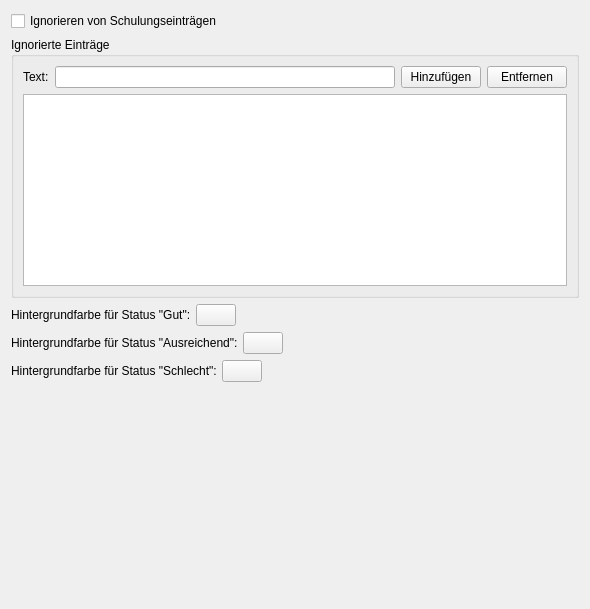
Before: the Qt Designer form ui/qmqualiresultsettingswidget.ui in Christian-Kr/QualificationMatrix, drawn with Qt 5.
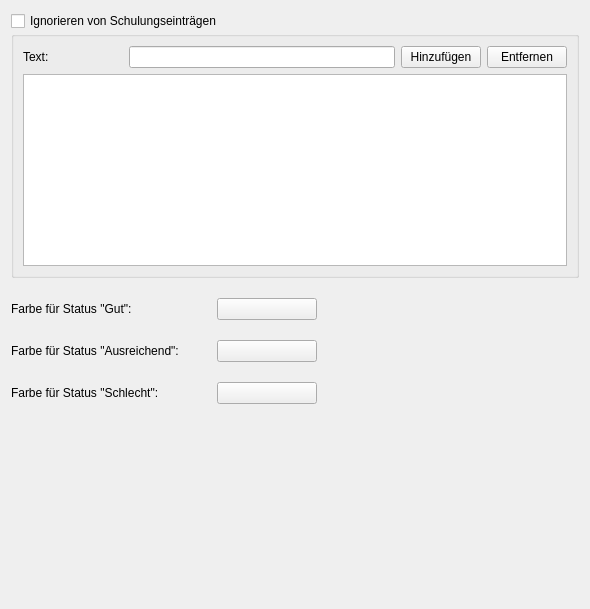
After: the same form once the commit is applied.

Commit message: Update settings widget formats

The edit to the form file:
```diff
--- a/ui/qmqualiresultsettingswidget.ui
+++ b/ui/qmqualiresultsettingswidget.ui
@@ -14,17 +14,38 @@
    <string>Form</string>
   </property>
   <layout class="QGridLayout" name="gridLayout">
-   <item row="0" column="0">
+   <property name="verticalSpacing">
+    <number>20</number>
+   </property>
+   <item row="6" column="0">
+    <widget class="QLabel" name="label_10">
+     <property name="minimumSize">
+      <size>
+       <width>200</width>
+       <height>0</height>
+      </size>
+     </property>
+     <property name="text">
+      <string>Farbe für Status &quot;Schlecht&quot;:</string>
+     </property>
+    </widget>
+   </item>
+   <item row="0" column="0" colspan="3">
+    <layout class="QVBoxLayout" name="verticalLayout">
+     <property name="spacing">
+      <number>0</number>
+     </property>
+     <item>
     <widget class="QCheckBox" name="cbQualiResIgnore">
      <property name="text">
       <string>Ignorieren von Schulungseinträgen</string>
      </property>
     </widget>
    </item>
-   <item row="1" column="0">
+     <item>
     <widget class="QGroupBox" name="qualiResIgnore">
      <property name="title">
-      <string>Ignorierte Einträge</string>
+        <string/>
      </property>
      <property name="checkable">
       <bool>false</bool>
@@ -36,6 +57,12 @@
          <layout class="QHBoxLayout" name="horizontalLayout_2">
           <item>
            <widget class="QLabel" name="label">
+              <property name="minimumSize">
+               <size>
+                <width>100</width>
+                <height>0</height>
+               </size>
+              </property>
             <property name="text">
              <string>Text:</string>
             </property>
@@ -68,63 +95,91 @@
      </layout>
     </widget>
    </item>
-   <item row="2" column="0">
-    <layout class="QHBoxLayout" name="horizontalLayout_11" stretch="0,0,0">
-     <property name="spacing">
-      <number>5</number>
-     </property>
-     <item>
-      <widget class="QLabel" name="label_9">
-       <property name="text">
-        <string>Hintergrundfarbe für Status &quot;Gut&quot;:</string>
-       </property>
-      </widget>
-     </item>
-     <item>
-      <widget class="QPushButton" name="pbOkColor">
-       <property name="minimumSize">
-        <size>
-         <width>0</width>
-         <height>0</height>
-        </size>
-       </property>
-       <property name="text">
-        <string/>
-       </property>
-      </widget>
-     </item>
-     <item>
+    </layout>
+   </item>
+   <item row="1" column="2">
       <spacer name="horizontalSpacer">
        <property name="orientation">
         <enum>Qt::Horizontal</enum>
        </property>
        <property name="sizeHint" stdset="0">
         <size>
-         <width>40</width>
+       <width>247</width>
          <height>20</height>
         </size>
        </property>
       </spacer>
      </item>
-    </layout>
+   <item row="9" column="0" colspan="3">
+    <spacer name="verticalSpacer">
+     <property name="orientation">
+      <enum>Qt::Vertical</enum>
+     </property>
+     <property name="sizeHint" stdset="0">
+      <size>
+       <width>20</width>
+       <height>163</height>
+      </size>
+     </property>
+    </spacer>
+   </item>
+   <item row="1" column="1">
+    <widget class="QPushButton" name="pbOkColor">
+     <property name="minimumSize">
+      <size>
+       <width>100</width>
+       <height>0</height>
+      </size>
+     </property>
+     <property name="text">
+      <string/>
+     </property>
+    </widget>
+   </item>
+   <item row="1" column="0">
+    <widget class="QLabel" name="label_9">
+     <property name="minimumSize">
+      <size>
+       <width>200</width>
+       <height>0</height>
+      </size>
+     </property>
+     <property name="text">
+      <string>Farbe für Status &quot;Gut&quot;:</string>
+     </property>
+    </widget>
    </item>
    <item row="3" column="0">
-    <layout class="QHBoxLayout" name="horizontalLayout_13" stretch="0,0,0">
-     <property name="spacing">
-      <number>5</number>
-     </property>
-     <item>
       <widget class="QLabel" name="label_11">
+     <property name="minimumSize">
+      <size>
+       <width>200</width>
+       <height>0</height>
+      </size>
+     </property>
        <property name="text">
-        <string>Hintergrundfarbe für Status &quot;Ausreichend&quot;:</string>
+      <string>Farbe für Status &quot;Ausreichend&quot;:</string>
        </property>
       </widget>
      </item>
-     <item>
+   <item row="6" column="1">
+    <widget class="QPushButton" name="pbBadColor">
+     <property name="minimumSize">
+      <size>
+       <width>100</width>
+       <height>0</height>
+      </size>
+     </property>
+     <property name="text">
+      <string/>
+     </property>
+    </widget>
+   </item>
+   <item row="3" column="1">
       <widget class="QPushButton" name="pbEnoughColor">
        <property name="minimumSize">
         <size>
-         <width>0</width>
+       <width>100</width>
          <height>0</height>
         </size>
        </property>
@@ -133,70 +188,28 @@
        </property>
       </widget>
      </item>
-     <item>
+   <item row="3" column="2">
       <spacer name="horizontalSpacer_2">
        <property name="orientation">
         <enum>Qt::Horizontal</enum>
        </property>
        <property name="sizeHint" stdset="0">
         <size>
-         <width>40</width>
+       <width>247</width>
          <height>20</height>
         </size>
        </property>
       </spacer>
      </item>
-    </layout>
-   </item>
-   <item row="4" column="0">
-    <layout class="QHBoxLayout" name="horizontalLayout_12" stretch="0,0,0">
-     <property name="spacing">
-      <number>5</number>
-     </property>
-     <item>
-      <widget class="QLabel" name="label_10">
-       <property name="text">
-        <string>Hintergrundfarbe für Status &quot;Schlecht&quot;:</string>
-       </property>
-      </widget>
-     </item>
-     <item>
-      <widget class="QPushButton" name="pbBadColor">
-       <property name="minimumSize">
-        <size>
-         <width>0</width>
-         <height>0</height>
-        </size>
-       </property>
-       <property name="text">
-        <string/>
-       </property>
-      </widget>
-     </item>
-     <item>
+   <item row="6" column="2">
       <spacer name="horizontalSpacer_3">
        <property name="orientation">
         <enum>Qt::Horizontal</enum>
        </property>
        <property name="sizeHint" stdset="0">
         <size>
-         <width>40</width>
+       <width>247</width>
          <height>20</height>
-        </size>
-       </property>
-      </spacer>
-     </item>
-    </layout>
-   </item>
-   <item row="5" column="0">
-    <spacer name="verticalSpacer">
-     <property name="orientation">
-      <enum>Qt::Vertical</enum>
-     </property>
-     <property name="sizeHint" stdset="0">
-      <size>
-       <width>20</width>
-       <height>163</height>
       </size>
      </property>
     </spacer>
```
Lines whose indentation alone changed are shown as unchanged. The commit also changes 2 other files.
